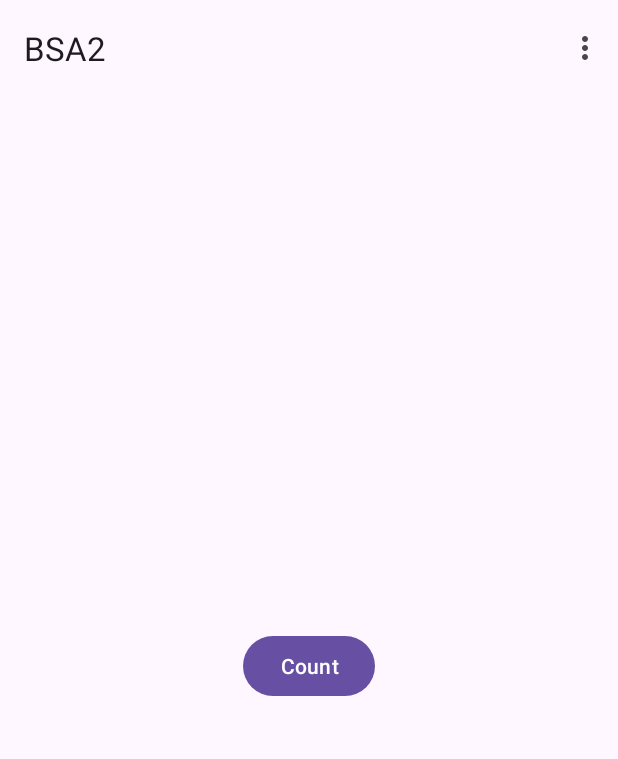
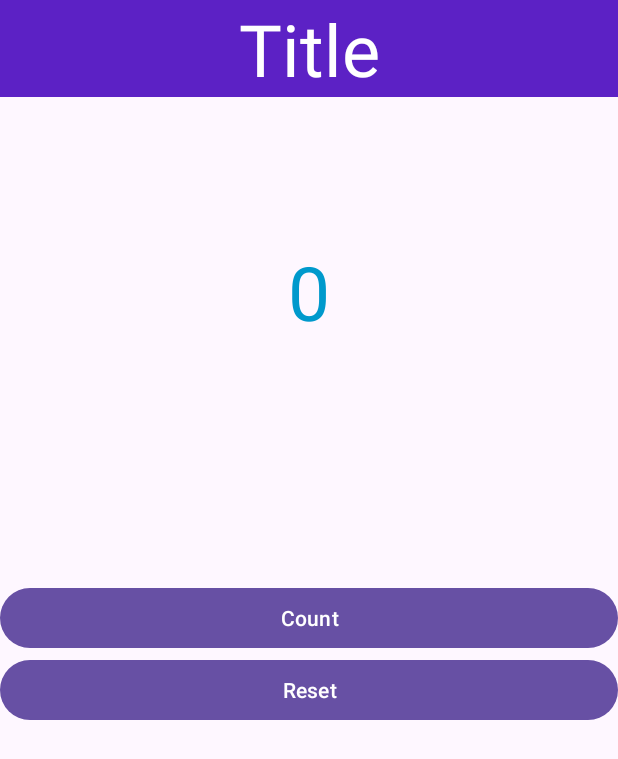
Before and after one commit to sebas1310/Clase1Mov, an Android app: the screen it shows after launch (MainActivity), on a phone screen of 412 x 824 dp. Shown: the top 759 px of the screen. Run offline under Robolectric (Android 15) with nearby library versions, the phone set to English and light mode, and no system bars; our stand-ins replace navigation-ui.

Commit message:
contador y reset funcional

```diff
--- a/app/build.gradle.kts
+++ b/app/build.gradle.kts
@@ -41,4 +41,5 @@ dependencies {
     testImplementation("junit:junit:4.13.2")
     androidTestImplementation("androidx.test.ext:junit:1.1.5")
     androidTestImplementation("androidx.test.espresso:espresso-core:3.5.1")
+
 }
--- a/app/src/main/java/com/example/bsa2/MainActivity.java
+++ b/app/src/main/java/com/example/bsa2/MainActivity.java
@@ -19,6 +19,7 @@ import com.example.bsa2.databinding.ActivityMainBinding;
 import android.view.Menu;
 import android.view.MenuItem;
 import android.widget.Button;
+import android.widget.TextView;
 import android.widget.Toast;
 
 public class MainActivity extends AppCompatActivity {
@@ -29,9 +30,15 @@ public class MainActivity extends AppCompatActivity {
     //add bntCnt varibale
     private Button bntCnt;
 
+    private Button btnrst;
+
     //add cnt variable
     private int cnt=0;
 
+    //add bnt txt variable
+    private Integer contador=0;
+
+    private TextView mShowCount;
     @Override
     protected void onCreate(Bundle savedInstanceState) {
         super.onCreate(savedInstanceState);
@@ -39,13 +46,30 @@ public class MainActivity extends AppCompatActivity {
         binding = ActivityMainBinding.inflate(getLayoutInflater());
         setContentView(binding.getRoot());
 
-        setSupportActionBar(binding.toolbar);
+     //   setSupportActionBar(binding.toolbar);
 
         bntCnt = findViewById(R.id.button_xml);
+        btnrst = findViewById(R.id.reset);
         bntCnt.setOnClickListener(new View.OnClickListener() {
             @Override
             public void onClick(View view) {
                 cnt = cnt+1;
+                contador = contador +1;
+                TextView mShowCount = (TextView) findViewById(R.id.cnttxt);
+                mShowCount.setText(contador.toString());
+
+                Toast.makeText(MainActivity.this,"Cuenta en: " + cnt,Toast.LENGTH_SHORT).show();
+            }
+        });
+
+        btnrst.setOnClickListener(new View.OnClickListener() {
+            @Override
+            public void onClick(View view) {
+                cnt = 0;
+                contador = 0;
+                TextView mShowCount = (TextView) findViewById(R.id.cnttxt);
+                mShowCount.setText(contador.toString());
+
                 Toast.makeText(MainActivity.this,"Cuenta en: " + cnt,Toast.LENGTH_SHORT).show();
             }
         });
--- a/app/src/main/res/layout/activity_main.xml
+++ b/app/src/main/res/layout/activity_main.xml
@@ -12,14 +12,14 @@
         android:layout_height="wrap_content"
         android:fitsSystemWindows="true">
 
-        <com.google.android.material.appbar.MaterialToolbar
-            android:id="@+id/toolbar"
-            android:layout_width="match_parent"
-            android:layout_height="?attr/actionBarSize" />
+
 
     </com.google.android.material.appbar.AppBarLayout>
 
-    <include layout="@layout/content_main" />
+    <include
+        layout="@layout/content_main"
+        android:layout_height="808dp" />
+
     <!--
         <com.google.android.material.floatingactionbutton.FloatingActionButton
             android:id="@+id/fab"
--- a/app/src/main/res/layout/content_main.xml
+++ b/app/src/main/res/layout/content_main.xml
@@ -4,6 +4,7 @@
     xmlns:tools="http://schemas.android.com/tools"
     android:layout_width="match_parent"
     android:layout_height="match_parent"
+    android:layout_gravity="center"
     app:layout_behavior="@string/appbar_scrolling_view_behavior">
 
    <!-- <fragment
@@ -17,14 +18,54 @@
         app:layout_constraintStart_toStartOf="parent"
         app:layout_constraintTop_toTopOf="parent"
         app:navGraph="@navigation/nav_graph" />-->
+
    <Button
        android:id="@+id/button_xml"
-       android:layout_width="wrap_content"
+       android:layout_width="0dp"
        android:layout_height="wrap_content"
+       android:onClick="doclick"
        android:text="@string/btnCount"
        app:layout_constraintBottom_toBottomOf="parent"
        app:layout_constraintEnd_toEndOf="parent"
+       app:layout_constraintHorizontal_bias="0.498"
        app:layout_constraintStart_toStartOf="parent"
-       app:layout_constraintTop_toTopOf="parent"
-       android:onClick="doclick" />
+       app:layout_constraintTop_toTopOf="parent" />
+
+   <TextView
+       android:id="@+id/cnttxt"
+       android:layout_width="0dp"
+       android:layout_height="wrap_content"
+       android:gravity="center_horizontal"
+       android:text="@string/cnt_txt"
+       android:textColor="@android:color/holo_blue_dark"
+       android:textSize="50sp"
+       app:layout_constraintBottom_toTopOf="@+id/button_xml"
+       app:layout_constraintEnd_toEndOf="parent"
+       app:layout_constraintStart_toStartOf="parent"
+       app:layout_constraintTop_toTopOf="parent" />
+
+   <TextView
+       android:id="@+id/HeadText"
+       android:layout_width="0dp"
+       android:layout_height="wrap_content"
+       android:background="#5520B3"
+       android:backgroundTint="#5C21C5"
+       android:gravity="center_horizontal"
+       android:text="@string/title"
+       android:textColor="#FFFFFF"
+       android:textColorHighlight="#B5A0A0"
+       android:textColorLink="#629C1F"
+       android:textSize="48sp"
+       app:layout_constraintEnd_toEndOf="parent"
+       app:layout_constraintStart_toStartOf="parent"
+       app:layout_constraintTop_toTopOf="parent" />
+
+   <Button
+       android:id="@+id/reset"
+       android:layout_width="0dp"
+       android:layout_height="wrap_content"
+       android:text="@string/reset"
+       app:layout_constraintEnd_toEndOf="parent"
+       app:layout_constraintStart_toStartOf="parent"
+       app:layout_constraintTop_toBottomOf="@+id/button_xml" />
 </androidx.constraintlayout.widget.ConstraintLayout>
--- a/app/src/main/res/values/strings.xml
+++ b/app/src/main/res/values/strings.xml
@@ -7,7 +7,9 @@
     <string name="next">Next</string>
     <string name="previous">Previous</string>
     <string name="btnCount">Count</string>
-
+    <string name="cnt_txt">0</string>
+    <string name="title">Title</string>
+    <string name="reset">Reset</string>
     <string name="lorem_ipsum">
         Aenean nunc velit, lacinia sed dolor sed, ultrices viverra nulla. Etiam a venenatis nibh.
         Morbi laoreet, tortor sed facilisis varius, nibh orci rhoncus nulla, id elementum leo dui
```
Lines whose indentation alone changed are shown as unchanged.
